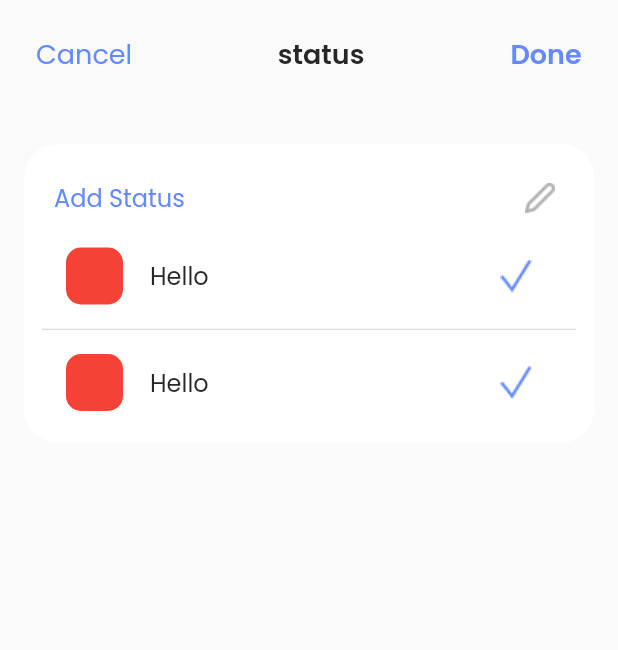
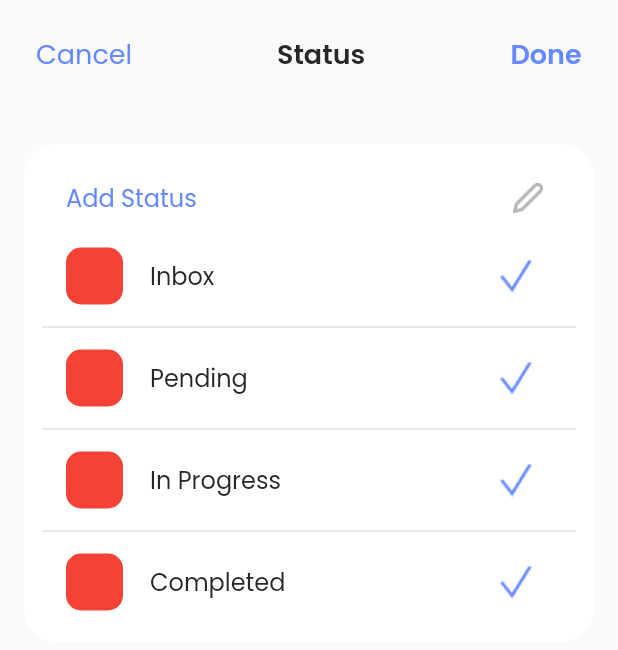
Before and after one commit to ReemaAsker/Final_project_RGS, a Flutter app: the StatusPage widget shown alone on an empty page, opened directly, on a phone screen of 412 x 824 dp. Shown: the top 650 px of the screen. Run offline on Flutter 3.47's test engine with Material 2 defaults, Android fonts, the phone set to English and light mode, and no system bars; our stand-ins replace email_validator, expandable, flutter_advanced_drawer, shared_preferences; missing offline and left inert: sliding_switch; accounts and stored records are empty.

Commit message:
some changes to status page

```diff
--- a/lib/view_features/satuts/status.dart
+++ b/lib/view_features/satuts/status.dart
@@ -6,18 +6,15 @@ import '../home/widgets/custom_text.dart';
 
 class StatusPage extends StatelessWidget {
   StatusPage({Key? key}) : super(key: key);
+  List statusList = ['Inbox', 'Pending', 'In Progress', 'Completed'];
 
   @override
   Widget build(BuildContext context) {
-    List statusList = ['a','b'];
-
     return Container(
       padding: const EdgeInsets.only(right: 16, left: 16),
       child: Column(
         children: [
-          CustomAppBar(
-              title: 'status',
-              onTap: () {}),
+          CustomAppBar(title: 'Status', onTap: () {}),
           const SizedBox(
             height: 20,
           ),
@@ -29,9 +26,9 @@ class StatusPage extends StatelessWidget {
                   child: ListView.separated(
                     physics: const NeverScrollableScrollPhysics(),
                     itemBuilder: (context, index) =>
-                        _buildStatusListTile(index, statusList),
+                        buildStatusListTile(index, statusList),
                     separatorBuilder: (context, index) => const SizedBox(
-                      height: 15,
+                      height: 12,
                       child: Divider(
                         height: 1,
                         color: kDividerColor,
@@ -53,6 +50,8 @@ class StatusPage extends StatelessWidget {
   Visibility _buildAddStatus() {
     return Visibility(
       visible: true,
+      child: Padding(
+        padding: const EdgeInsets.only(right: 8, left: 8),
         child: Row(
           mainAxisAlignment: MainAxisAlignment.spaceBetween,
           children: [
@@ -77,24 +76,22 @@ class StatusPage extends StatelessWidget {
             ),
           ],
         ),
+      ),
     );
   }
 }
 
-ListTile _buildStatusListTile(
-    int index, List statusList) {
+ListTile buildStatusListTile(int index, List statusList) {
   return ListTile(
-    onTap: () {
-    },
+    onTap: () {},
     leading: Container(
       width: 38,
       height: 38,
       decoration: BoxDecoration(
-          borderRadius: BorderRadius.circular(10),
-          color: Colors.red),
+          borderRadius: BorderRadius.circular(10), color: Colors.red),
     ),
     title: CustomText(
-        'Hello', 16, 'Poppins', kBlackColor, FontWeight.w400),
+        statusList[index], 16, 'Poppins', kBlackColor, FontWeight.w400),
     trailing: IconButton(
       onPressed: () {},
       icon: Image.asset('images/check.png'),
```
Lines whose indentation alone changed are shown as unchanged.
